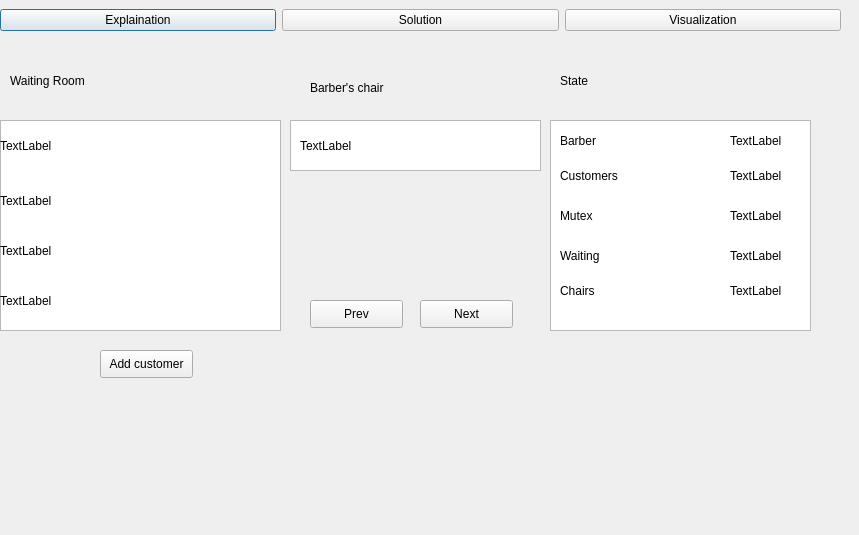
The window that gui.ui (trid2912/OS20212) describes before a commit, drawn with Qt 5.
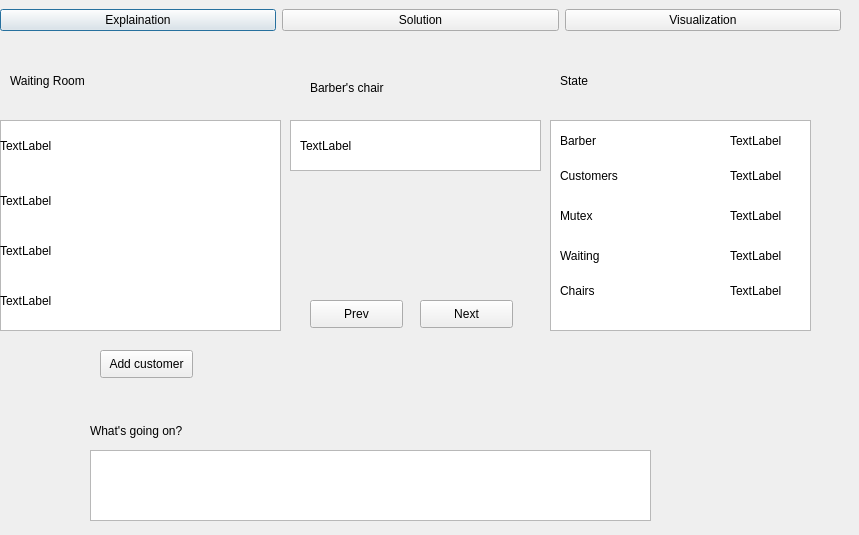
The same window after the commit.

Commit message: a better interface

```diff
--- a/gui.ui
+++ b/gui.ui
@@ -349,6 +349,42 @@
     <string>Add customer</string>
    </property>
   </widget>
+  <widget class="QListView" name="listView_4">
+   <property name="geometry">
+    <rect>
+     <x>90</x>
+     <y>450</y>
+     <width>561</width>
+     <height>71</height>
+    </rect>
+   </property>
+  </widget>
+  <widget class="QLabel" name="lblstate">
+   <property name="geometry">
+    <rect>
+     <x>90</x>
+     <y>460</y>
+     <width>551</width>
+     <height>51</height>
+    </rect>
+   </property>
+   <property name="text">
+    <string/>
+   </property>
+  </widget>
+  <widget class="QLabel" name="label_5">
+   <property name="geometry">
+    <rect>
+     <x>90</x>
+     <y>420</y>
+     <width>281</width>
+     <height>21</height>
+    </rect>
+   </property>
+   <property name="text">
+    <string>What's going on?</string>
+   </property>
+  </widget>
  </widget>
  <resources/>
  <connections/>
```
The commit also changes 3 other files.
